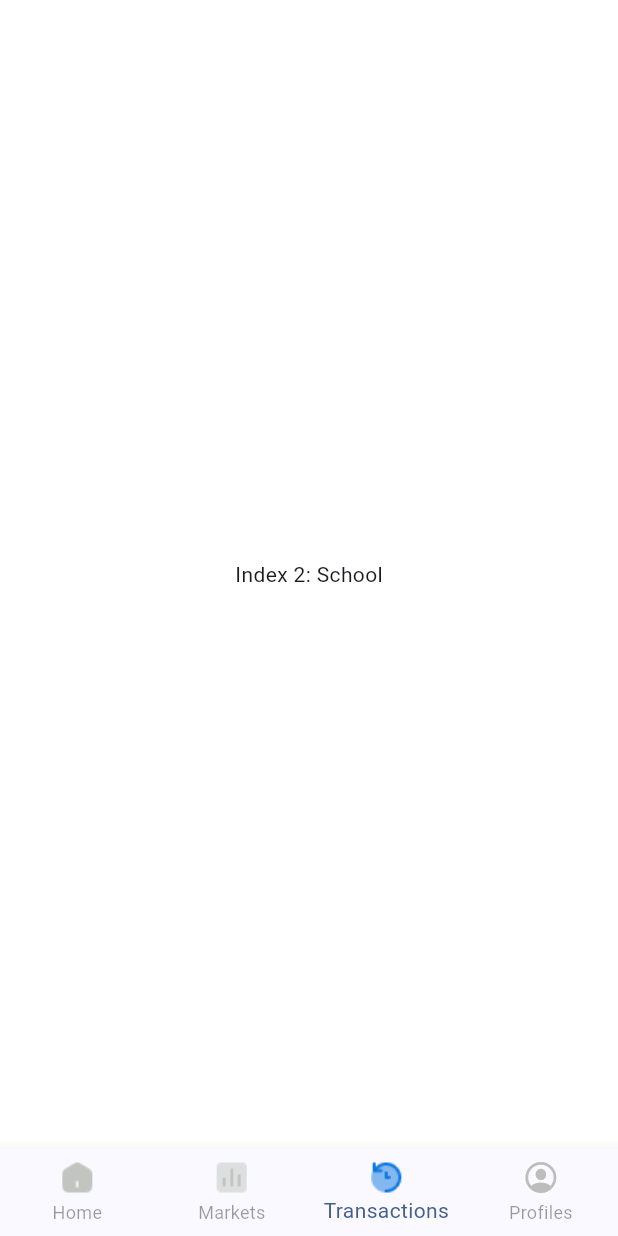
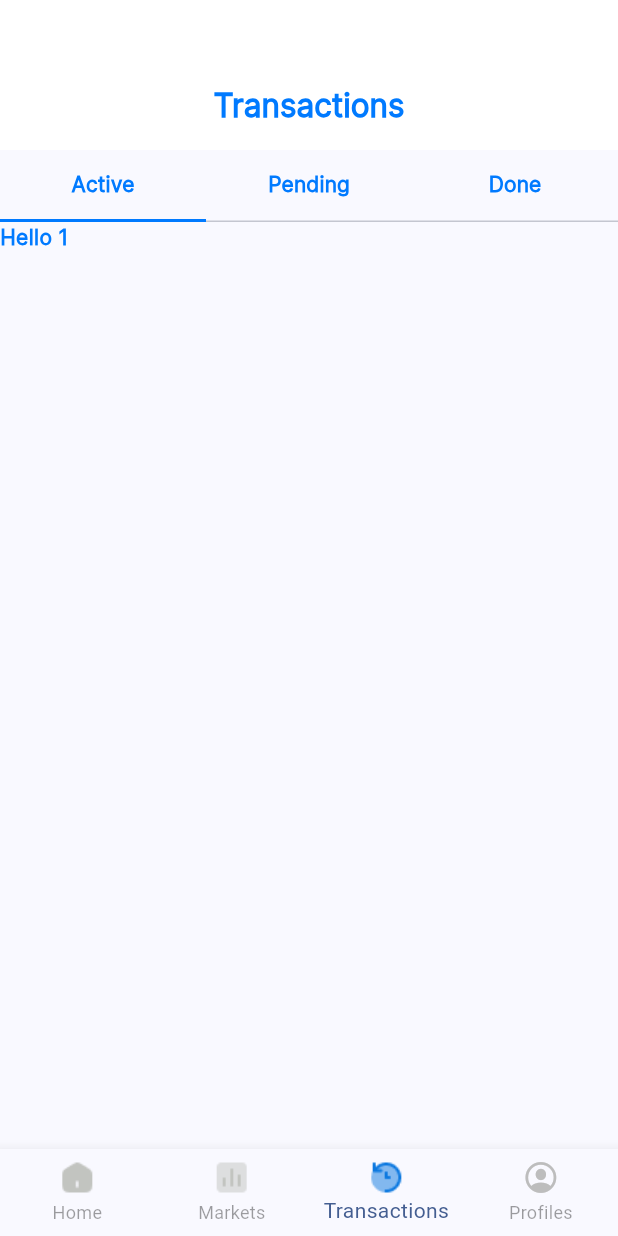
Before and after one commit to craftgirlsss/broker-trade-app, a Flutter app: the MainPage screen opened directly, item 3 of the bottom bar chosen, on a phone screen of 412 x 824 dp. Run offline on Flutter 3.47's test engine with Material 3 defaults, Android fonts, the phone set to English and light mode, and no system bars; our stand-ins replace get, lottie, syncfusion_flutter_charts.

Commit message:
add some feature tab for transactions tab

```diff
--- a/lib/src/views/mainpage.dart
+++ b/lib/src/views/mainpage.dart
@@ -4,6 +4,7 @@
 import 'package:mockup_one/src/views/dashboard/homepage.dart';
 
 import 'profiles/profiles.dart';
+import 'transactions/transaction.dart';
 
 class MainPage extends StatefulWidget {
   const MainPage({super.key});
@@ -20,9 +21,7 @@
     Text(
       'Index 1: Business',
     ),
-    Text(
-      'Index 2: School',
-    ),
+    Transactions(),
     ProfilePage()
   ];
 
--- /dev/null
+++ b/lib/src/views/transactions/transaction.dart
@@ -0,0 +1,131 @@
+import 'package:flutter/cupertino.dart';
+import 'package:flutter/material.dart';
+import 'package:flutter/widgets.dart';
+import 'package:mockup_one/src/components/main_variable.dart';
+import 'package:mockup_one/src/components/textstyle.dart';
+
+class Transactions extends StatefulWidget {
+  const Transactions({super.key});
+
+  @override
+  State<Transactions> createState() => _TransactionsState();
+}
+
+class _TransactionsState extends State<Transactions> {
+  ScrollController? scrollController;
+
+
+  double get _horizontalTitlePadding {
+
+    const kBasePadding = 15.0;
+    const kMultiplier = 0.5;
+
+    if (scrollController!.hasClients) {
+      if (scrollController!.offset < (MediaQuery.of(context).size.height / 2)) {
+        // In case 50%-100% of the expanded height is viewed
+        return kBasePadding;
+      }
+
+      if (scrollController!.offset > (MediaQuery.of(context).size.height - kToolbarHeight)) {
+        // In case 0% of the expanded height is viewed
+        return (MediaQuery.of(context).size.height / 2 - kToolbarHeight) * kMultiplier +
+            kBasePadding;
+      }
+
+      // In case 0%-50% of the expanded height is viewed
+      return (scrollController!.offset - (MediaQuery.of(context).size.height / 2)) * kMultiplier +
+          kBasePadding;
+    }
+
+    return kBasePadding;
+}
+
+
+  @override
+  void initState() {
+    scrollController = ScrollController()..addListener(() => setState(() {}));
+    super.initState();
+  }
+  @override
+  Widget build(BuildContext context) {
+    return Scaffold(
+        body: DefaultTabController(
+          length: 3,
+          child: NestedScrollView(
+            headerSliverBuilder: (BuildContext context, bool innerBoxIsScrolled) {
+              return <Widget>[
+                 SliverAppBar(
+                  centerTitle: true,
+                  surfaceTintColor: Colors.transparent,
+                  automaticallyImplyLeading: false,
+                  expandedHeight: 100.0,
+                  elevation: 0,
+                  backgroundColor: Colors.white,
+                  floating: false,
+                  pinned: true,
+                  flexibleSpace: FlexibleSpaceBar(
+                    centerTitle: true,
+                    collapseMode: CollapseMode.pin,
+                    titlePadding: EdgeInsets.symmetric(
+                    vertical: 16.0, horizontal: _horizontalTitlePadding),
+                      title: Text("Transactions",
+                          style: kDefaultTextStyleCustom(color: GlobalVariablesType.buttonTextColor![1]),
+                    ),
+                  )
+                ),
+                SliverPersistentHeader(
+                  delegate: _SliverAppBarDelegate(
+                   TabBar(
+
+                    indicatorColor: GlobalVariablesType.buttonTextColor![1],
+                      indicatorSize: TabBarIndicatorSize.tab,
+                      labelColor: Colors.black87,
+                      unselectedLabelColor: Colors.white,
+                      automaticIndicatorColorAdjustment: true,
+                      tabs: [
+                        Tab(icon: Text("Active",style: kDefaultTextStyleCustom(color: GlobalVariablesType.buttonTextColor![1]),)),
+                        Tab(icon: Text("Pending", style: kDefaultTextStyleCustom(color: GlobalVariablesType.buttonTextColor![1]),)),
+                        Tab(icon: Text("Done", style: kDefaultTextStyleCustom(color: GlobalVariablesType.buttonTextColor![1]),)),
+                      ],
+                    ),
+                  ),
+                  pinned: true,
+                ),
+              ];
+            },
+            body: TabBarView(
+              children: [
+                Text("Hello 1", style: kDefaultTextStyleCustom(color: GlobalVariablesType.buttonTextColor![1]),),
+                Text("Hello 2", style: kDefaultTextStyleCustom(color: GlobalVariablesType.buttonTextColor![1]),),
+                Text("Hello 3", style: kDefaultTextStyleCustom(color: GlobalVariablesType.buttonTextColor![1]),),
+              ]
+          )
+        ),
+      )
+    );
+  }
+}
+
+class _SliverAppBarDelegate extends SliverPersistentHeaderDelegate {
+    _SliverAppBarDelegate(this._tabBar);
+
+    final TabBar _tabBar;
+
+    @override
+    double get minExtent => _tabBar.preferredSize.height;
+    @override
+    double get maxExtent => _tabBar.preferredSize.height;
+
+    @override
+    Widget build(
+        BuildContext context, double shrinkOffset, bool overlapsContent) {
+      return Container(
+        child: _tabBar,
+      );
+    }
+
+    @override
+    bool shouldRebuild(_SliverAppBarDelegate oldDelegate) {
+      return false;
+    }
+  }
```
